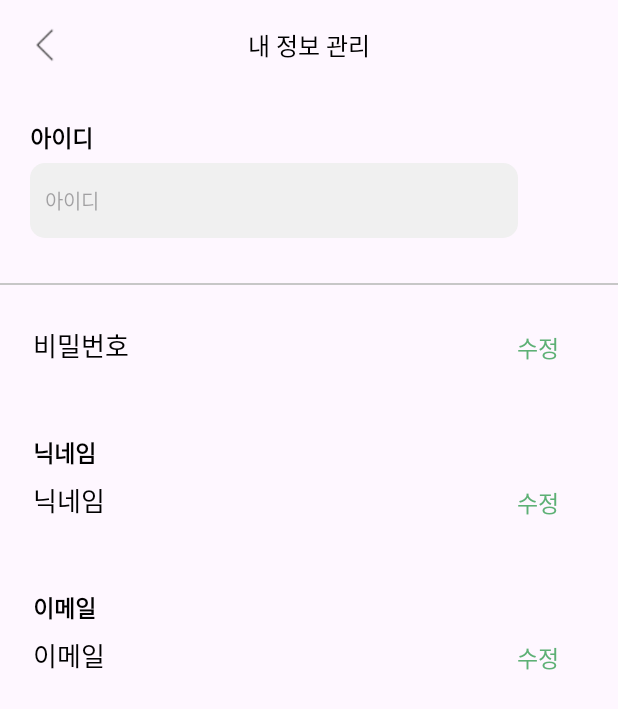
After one commit to haeseong95/RM, an Android app: the MypageUserInfo screen opened directly, with no data from a screen before it, on a phone screen of 412 x 824 dp. The commit adds this screen. Shown: the top 709 px of the screen. Run offline under Robolectric (Android 15) with nearby library versions, the phone set to English and light mode, and no system bars.

Commit message:
dialog 수정 필요

```diff
--- a/app/src/main/AndroidManifest.xml
+++ b/app/src/main/AndroidManifest.xml
@@ -75,6 +75,7 @@
         <activity android:name="com.example.rm.community.CommunityContent"/>
         <activity android:name="com.example.rm.Notice"/>
         <activity android:name="com.example.rm.MypageModify"/>
+        <activity android:name="com.example.rm.MypageUserInfo"/>
 
 
     </application>
--- /dev/null
+++ b/app/src/main/java/com/example/rm/MypageUserInfo.java
@@ -0,0 +1,166 @@
+package com.example.rm;
+
+import android.app.AlertDialog;
+import android.app.Dialog;
+import android.content.DialogInterface;
+import android.os.Bundle;
+import android.util.Log;
+import android.view.LayoutInflater;
+import android.view.View;
+import android.view.ViewGroup;
+import android.view.Window;
+import android.widget.Button;
+import android.widget.EditText;
+import android.widget.FrameLayout;
+import android.widget.ImageView;
+import android.widget.TextView;
+
+import androidx.annotation.NonNull;
+import androidx.annotation.Nullable;
+import androidx.appcompat.app.AppCompatActivity;
+import androidx.fragment.app.DialogFragment;
+
+import com.google.android.material.bottomsheet.BottomSheetBehavior;
+import com.google.android.material.bottomsheet.BottomSheetDialog;
+import com.google.android.material.bottomsheet.BottomSheetDialogFragment;
+
+// 회원 정보 수정 페이지
+public class MypageUserInfo extends AppCompatActivity implements View.OnClickListener{
+    // 레이아웃
+    ImageView imageView;
+    EditText editTextId;
+    Button btnPwd, btnNickname, btnEmail;
+    TextView textViewNickname, textViewEmail;
+
+    //
+    private static final String tag = "회원정보 수정, MypageUserInfo";
+
+    @Override
+    public void onCreate(@Nullable Bundle savedInstanceState) {
+        super.onCreate(savedInstanceState);
+        setContentView(R.layout.mypage_modify_userinfo);
+        imageView = findViewById(R.id.btn_back);
+        editTextId = findViewById(R.id.text_modify_id);
+        btnPwd = findViewById(R.id.btn_modify_password);
+        btnNickname = findViewById(R.id.btn_modify_nickname);
+        btnEmail = findViewById(R.id.btn_modify_email);
+        textViewNickname = findViewById(R.id.text_modify_nickname);
+        textViewEmail = findViewById(R.id.text_modify_email);
+
+        imageView.setOnClickListener(this);
+        btnPwd.setOnClickListener(this);
+        btnNickname.setOnClickListener(this);
+        btnEmail.setOnClickListener(this);
+        editTextId.setClickable(false);
+        editTextId.setFocusable(false);
+    }
+
+    @Override
+    public void onClick(View v) {
+        switch (v.getId()){
+            case R.id.btn_back: // 뒤로 가기
+                finish();
+                break;
+            case R.id.btn_modify_password:  // 비밀번호 수정
+                PasswordBottomSheet passwordBottomSheet = new PasswordBottomSheet();
+                passwordBottomSheet.setStyle(DialogFragment.STYLE_NORMAL, R.style.RoundCornerBottomSheetDialogTheme);
+                passwordBottomSheet.show(getSupportFragmentManager(), "비밀번호 변경");
+                break;
+            case R.id.btn_modify_nickname:  // 닉네임 수정
+                showChangeNickname();
+                break;
+            case R.id.text_modify_email:    // 이메일 수정
+                break;
+            default:
+                throw new IllegalStateException("버튼 이동 오류남: " + v.getId());
+        }
+    }
+
+    // 닉네임 수정 dialog 출력
+    private void showChangeNickname() {
+        AlertDialog.Builder builder = new AlertDialog.Builder(this);
+        LayoutInflater inflater = getLayoutInflater();
+        View dialogView = inflater.inflate(R.layout.mypage_modify_nickname, null);
+        builder.setView(dialogView);
+        AlertDialog dialog = builder.create();
+        dialog.requestWindowFeature(Window.FEATURE_NO_TITLE);
+
+        EditText editNickname = dialogView.findViewById(R.id.edit_nickname);
+        Button btnCancel = dialogView.findViewById(R.id.dialog_btn_cancel);
+        Button btnConfirm = dialogView.findViewById(R.id.dialog_btn_confirm);
+        Button btnCheckName = dialogView.findViewById(R.id.btn_checkNickName);
+
+        btnCheckName.setOnClickListener(v -> checkNickName());   // 닉네임 중복 확인 버튼
+        btnCancel.setOnClickListener(v -> dialog.dismiss());    // 취소 버튼
+        btnConfirm.setOnClickListener(v -> updateNickname(editNickname.getText().toString()));  // 확인 버튼
+        dialog.show();
+    }
+
+    // 닉네임 사용가능한지 검사
+    private void checkNickName(){
+
+    }
+
+
+    // 변경된 닉네임 db에도 적용하기
+    private void updateNickname(String newNickname) {
+        textViewNickname.setText(newNickname);
+    }
+
+
+    // 비밀번호 변경 창
+    public static class PasswordBottomSheet extends BottomSheetDialogFragment{
+        @Nullable
+        @Override
+        public View onCreateView(@NonNull LayoutInflater inflater, @Nullable ViewGroup container, @Nullable Bundle savedInstanceState) {
+            return inflater.inflate(R.layout.mypage_modify_pwd, container, false);
+        }
+
+        @Override
+        public void onViewCreated(@NonNull View view, @Nullable Bundle savedInstanceState) {
+            super.onViewCreated(view, savedInstanceState);
+            EditText currentPwd = view.findViewById(R.id.edit_pwd_current);
+            EditText newPwd = view.findViewById(R.id.edit_pwd_new);
+            EditText checkPwd = view.findViewById(R.id.edit_pwd_check);
+            Button btnChangePwd = view.findViewById(R.id.finishBtn);
+            setStyle(DialogFragment.STYLE_NORMAL, R.style.RoundCornerBottomSheetDialogTheme);
+            btnChangePwd.setOnClickListener(v -> {
+                if (validatePasswords(currentPwd.getText().toString(), newPwd.getText().toString(), checkPwd.getText().toString())) {
+                    // 비밀번호 변경 로직 실행, 성공적이면 프래그먼트 닫기
+                    dismiss();
+                } else {
+                    // 사용자에게 오류 메시지 표시
+                    Log.i(tag, "비밀번호 확인이 일치하지 않음");
+                }
+            });
+        }
+
+        @Override
+        public Dialog onCreateDialog(Bundle savedInstanceState) {
+            BottomSheetDialog dialog = new BottomSheetDialog(requireContext(), getTheme());
+            dialog.setOnShowListener(new DialogInterface.OnShowListener() {
+                @Override
+                public void onShow(DialogInterface dialogInterface) {
+                    BottomSheetDialog d = (BottomSheetDialog) dialogInterface;
+                    FrameLayout bottomSheet = d.findViewById(com.google.android.material.R.id.design_bottom_sheet);
+                    BottomSheetBehavior behavior = BottomSheetBehavior.from(bottomSheet);
+                    behavior.setState(BottomSheetBehavior.STATE_EXPANDED);
+                    setStyle(DialogFragment.STYLE_NORMAL, R.style.RoundCornerBottomSheetDialogTheme);
+                    behavior.setDraggable(false);
+                }
+            });
+            return dialog;
+        }
+
+
+        private boolean validatePasswords(String current, String newPass, String confirm) {
+            // 로그는 디버깅을 위해 유지할 수 있지만, 여기서는 실제 비밀번호 검증 필요 + 새 비번이랑 재입력한 게 같은지도 검사
+            Log.i(tag, "비밀번호 변경 시도");
+            return newPass.equals(confirm) && !newPass.isEmpty();
+        }
+    }
+
+
+
+
+}
--- a/app/src/main/java/com/example/rm/SignUp.java
+++ b/app/src/main/java/com/example/rm/SignUp.java
@@ -1,10 +1,13 @@
 package com.example.rm;
 
 import androidx.appcompat.app.AppCompatActivity;
+import androidx.core.content.ContextCompat;
 
 import android.app.AlertDialog;
 import android.content.DialogInterface;
 import android.content.Intent;
+import android.graphics.drawable.Drawable;
+import android.graphics.drawable.InsetDrawable;
 import android.os.Bundle;
 import android.text.Editable;
 import android.text.TextWatcher;
--- a/app/src/main/java/com/example/rm/community/CommentAdapter.java
+++ b/app/src/main/java/com/example/rm/community/CommentAdapter.java
@@ -179,6 +179,9 @@ public class CommentAdapter extends RecyclerView.Adapter<CommentAdapter.CommentV
                 holder.commentEdit.setVisibility(View.GONE);
                 holder.btnModify.setVisibility(View.GONE);
                 holder.btnUnModify.setVisibility(View.GONE);
+
+                InputMethodManager manager = (InputMethodManager) context.getSystemService(Context.INPUT_METHOD_SERVICE);
+                manager.hideSoftInputFromWindow(v.getWindowToken(), 0);
             });
         } else {
             Log.e(tag, "댓글 수정 확인 버튼 오류");
@@ -191,6 +194,9 @@ public class CommentAdapter extends RecyclerView.Adapter<CommentAdapter.CommentV
                 holder.commentEdit.setVisibility(View.GONE);
                 holder.btnModify.setVisibility(View.GONE);
                 holder.btnUnModify.setVisibility(View.GONE);
+
+                InputMethodManager manager = (InputMethodManager) context.getSystemService(Context.INPUT_METHOD_SERVICE);
+                manager.hideSoftInputFromWindow(v.getWindowToken(), 0);
             });
         } else {
             Log.e(tag, "댓글 수정 취소 버튼 오류");
--- /dev/null
+++ b/app/src/main/res/drawable/border_btn_cancel.xml
@@ -0,0 +1,5 @@
+<?xml version="1.0" encoding="utf-8"?>
+<shape xmlns:android="http://schemas.android.com/apk/res/android" android:shape="rectangle">
+    <solid android:color="@color/category_gray"/>
+    <corners android:bottomLeftRadius="20dp"/>
+</shape>
--- /dev/null
+++ b/app/src/main/res/drawable/border_btn_confirm.xml
@@ -0,0 +1,5 @@
+<?xml version="1.0" encoding="utf-8"?>
+<shape xmlns:android="http://schemas.android.com/apk/res/android" android:shape="rectangle">
+    <solid android:color="@color/main_color_green"/>
+    <corners android:bottomRightRadius="20dp"/>
+</shape>
--- a/app/src/main/res/drawable/border_edit_community.xml
+++ b/app/src/main/res/drawable/border_edit_community.xml
@@ -1,6 +1,5 @@
 <shape xmlns:android="http://schemas.android.com/apk/res/android">
-    <solid android:color="#E4E4E4"/>
+    <solid android:color="#F0F0F0"/>
     <corners android:radius="10dp"/>
     <padding android:left="20dp" android:top="10dp" android:right="20dp" android:bottom="10dp"/>
-    <stroke android:width="2dp" android:color="#DADADA"/>
 </shape>
--- /dev/null
+++ b/app/src/main/res/drawable/border_modify_fragment.xml
@@ -0,0 +1,8 @@
+<?xml version="1.0" encoding="utf-8"?>
+<shape xmlns:android="http://schemas.android.com/apk/res/android"
+    android:shape="rectangle">
+    <solid android:color="@color/white" />
+    <corners
+        android:topLeftRadius="20dp"
+        android:topRightRadius="20dp" />
+</shape>
--- a/app/src/main/res/drawable/check.xml
+++ b/app/src/main/res/drawable/check.xml
@@ -7,5 +7,4 @@
     <path
         android:fillColor="#4CAF50"
         android:pathData="M9,16.17L4.83,12l-1.42,1.41L9,19 21,7l-1.41,-1.41z" />
-
 </vector>
--- /dev/null
+++ b/app/src/main/res/drawable/mypage_dialog_shape.xml
@@ -0,0 +1,6 @@
+<?xml version="1.0" encoding="utf-8"?>
+<shape xmlns:android="http://schemas.android.com/apk/res/android"
+    android:shape="rectangle">
+    <solid android:color="@color/white" />
+    <corners android:radius="20dp" />
+</shape>
--- /dev/null
+++ b/app/src/main/res/layout/mypage_modify_userinfo.xml
@@ -0,0 +1,131 @@
+<?xml version="1.0" encoding="utf-8"?>
+<LinearLayout xmlns:android="http://schemas.android.com/apk/res/android"
+    xmlns:app="http://schemas.android.com/apk/res-auto"
+    android:layout_width="match_parent"
+    android:layout_height="match_parent"
+    xmlns:tools="http://schemas.android.com/tools"
+    android:orientation="vertical"
+    tools:context=".MypageUserInfo">
+
+    <androidx.appcompat.widget.Toolbar
+        app:contentInsetStart="0dp"
+        android:layout_width="match_parent"
+        android:layout_height="60dp"
+        android:background="@android:color/transparent">
+
+        <ImageView
+            android:id="@+id/btn_back"
+            android:src="@drawable/btn_left" style="@style/back_icon"/>
+
+        <TextView android:id="@+id/category_title" android:text="내 정보 관리" style="@style/toolbar_text" />
+    </androidx.appcompat.widget.Toolbar>
+
+    <TextView
+        android:text="아이디"
+        android:layout_marginLeft="20dp"
+        android:layout_marginTop="20dp"
+        style="@style/textView_mypage"/>
+
+    <EditText
+        android:id="@+id/text_modify_id"
+        style="@style/mypage_id"
+        android:background="@drawable/border_edit_community"
+        android:hint="아이디"
+        android:layout_marginLeft="20dp"
+        android:inputType="text" />
+
+    <View
+        android:layout_width="match_parent"
+        android:layout_height="1dp"
+        android:background="@color/category_gray"
+        android:layout_marginBottom="20dp"/>
+
+    <LinearLayout
+        android:layout_width="match_parent"
+        android:layout_height="wrap_content"
+        android:orientation="vertical"
+        android:layout_gravity="center"
+        android:layout_marginLeft="20dp"
+        android:layout_marginRight="15dp">
+
+        <RelativeLayout
+            android:layout_width="wrap_content"
+            android:layout_height="wrap_content"
+            android:orientation="horizontal"
+            android:layout_marginBottom="40dp">
+
+            <TextView
+                android:text="비밀번호"
+                style="@style/textView_mypageinfo"
+                android:layout_alignParentStart="true"
+                android:layout_centerVertical="true"/>
+
+            <Button
+                android:id="@+id/btn_modify_password"
+                android:layout_width="80dp"
+                android:layout_height="40dp"
+                android:backgroundTint="@android:color/transparent"
+                android:text="수정"
+                android:textColor="@color/main_color_green"
+                android:layout_alignParentEnd="true"
+                android:layout_centerVertical="true"
+                android:fontFamily="@font/nanum_bold"
+                android:textSize="15dp" />
+        </RelativeLayout>
+
+
+        <TextView android:text="닉네임" style="@style/textView_mypage"/>
+        <RelativeLayout
+            android:layout_width="wrap_content"
+            android:layout_height="wrap_content"
+            android:orientation="horizontal"
+            android:layout_marginBottom="40dp">
+
+            <TextView
+                android:id="@+id/text_modify_nickname"
+                android:text="닉네임"
+                style="@style/textView_mypageinfo"
+                android:layout_alignParentStart="true"
+                android:layout_centerVertical="true"/>
+
+            <Button
+                android:id="@+id/btn_modify_nickname"
+                android:layout_width="80dp"
+                android:layout_height="40dp"
+                android:backgroundTint="@android:color/transparent"
+                android:text="수정"
+                android:textColor="@color/main_color_green"
+                android:layout_alignParentEnd="true"
+                android:layout_centerVertical="true"
+                android:fontFamily="@font/nanum_bold"
+                android:textSize="15dp" />
+        </RelativeLayout>
+
+        <TextView android:text="이메일" style="@style/textView_mypage"/>
+        <RelativeLayout
+            android:layout_width="wrap_content"
+            android:layout_height="wrap_content"
+            android:orientation="horizontal"
+            android:layout_marginBottom="40dp">
+
+            <TextView
+                android:id="@+id/text_modify_email"
+                android:text="이메일"
+                style="@style/textView_mypageinfo"
+                android:layout_alignParentStart="true"
+                android:layout_centerVertical="true"/>
+
+            <Button
+                android:id="@+id/btn_modify_email"
+                android:layout_width="80dp"
+                android:layout_height="40dp"
+                android:backgroundTint="@android:color/transparent"
+                android:text="수정"
+                android:textColor="@color/main_color_green"
+                android:layout_alignParentEnd="true"
+                android:layout_centerVertical="true"
+                android:fontFamily="@font/nanum_bold"
+                android:textSize="15dp" />
+        </RelativeLayout>
+    </LinearLayout>
+</LinearLayout>
--- a/app/src/main/res/layout/sign_up.xml
+++ b/app/src/main/res/layout/sign_up.xml
@@ -80,7 +80,7 @@
             android:id="@+id/sign_pwd"
             style="@style/editText_style"
             android:hint="비밀번호"
-            android:inputType="textPassword" />
+            android:inputType="textPassword"/>
 
         <EditText
             android:id="@+id/sign_pwdDoubleCheck"
--- a/app/src/main/res/values/styles.xml
+++ b/app/src/main/res/values/styles.xml
@@ -59,6 +59,7 @@
         <item name="android:layout_height">50dp</item>
         <item name="android:textSize">13dp</item>
         <item name="android:paddingLeft">10sp</item>
+        <item name="android:paddingRight">10dp</item>
         <item name="fontFamily">@font/nanum_regular</item>
         <item name="android:background">@drawable/border_category</item>
     </style>
@@ -156,19 +157,49 @@
         <item name="fontFamily">@font/nanum_regular</item>>
     </style>
 
-    <style name="AlertDialogCustom" parent="Theme.AppCompat.Light.Dialog.Alert">
-        <item name="buttonBarPositiveButtonStyle">@style/AlertDialogButtonPositive</item>
-        <item name="buttonBarNeutralButtonStyle">@style/AlertDialogButtonNeutral</item>
+    <!--마이페이지 텍스트 정보-->
+    <style name="textView_mypage">
+        <item name="android:layout_width">wrap_content</item>
+        <item name="android:layout_height">wrap_content</item>
+        <item name="android:textSize">15dp</item>
+        <item name="android:textColor">#000000</item>
+        <item name="android:textStyle">bold</item>
+        <item name="fontFamily">@font/nanum_regular</item>
     </style>
 
-    <!-- Style for Positive Button -->
-    <style name="AlertDialogButtonPositive">
-        <item name="android:textColor">@color/black</item>
+    <!--마이페이지 editText 부분-->
+    <style name="textView_mypageinfo">
+        <item name="android:layout_width">wrap_content</item>
+        <item name="android:layout_height">wrap_content</item>
+        <item name="android:textSize">17dp</item>
+        <item name="android:textColor">#000000</item>
+        <item name="fontFamily">@font/nanum_regular</item>
+        <item name="android:layout_marginBottom">5dp</item>
     </style>
 
-    <!-- Style for Neutral Button -->
-    <style name="AlertDialogButtonNeutral">
-        <item name="android:textColor">@color/black</item>
+    <!--마이페이지 아이디 부분-->
+    <style name="mypage_id">
+        <item name="android:layout_width">325dp</item>
+        <item name="android:layout_height">50dp</item>
+        <item name="android:textSize">13dp</item>
+        <item name="android:paddingLeft">10sp</item>
+        <item name="android:paddingRight">10dp</item>
+        <item name="android:layout_marginTop">5dp</item>
+        <item name="android:layout_marginBottom">30dp</item>
+        <item name="fontFamily">@font/nanum_regular</item>
+        <item name="android:background">@drawable/border_category</item>
     </style>
 
+    <style name="RoundCornerBottomSheetDialogTheme" parent="Theme.Design.Light.BottomSheetDialog">
+        <item name="bottomSheetStyle">@style/RoundCornerModalStyle</item>
+    </style>
+
+    <style name="RoundCornerModalStyle" parent="Widget.Design.BottomSheet.Modal">
+        <item name="android:background">@drawable/border_modify_fragment</item>
+        <item name="behavior_fitToContents">false</item>
+        <item name="android:windowIsFloating">false</item>
+        <item name="android:statusBarColor">@android:color/transparent</item>
+    </style>
+
+
 </resources>
```
Also changed, not shown: app/src/main/java/com/example/rm/Mypage.java (+15 -14 lines), app/src/main/res/layout/mypage.xml (+18 -17 lines), app/src/main/res/layout/mypage_modify_nickname.xml (added, +77 -0 lines), app/src/main/res/layout/mypage_modify_pwd.xml (added, +59 -0 lines), app/src/main/res/layout/mypage_modify_email.xml (renamed from app/src/main/res/layout/community_edit_comment.xml).
